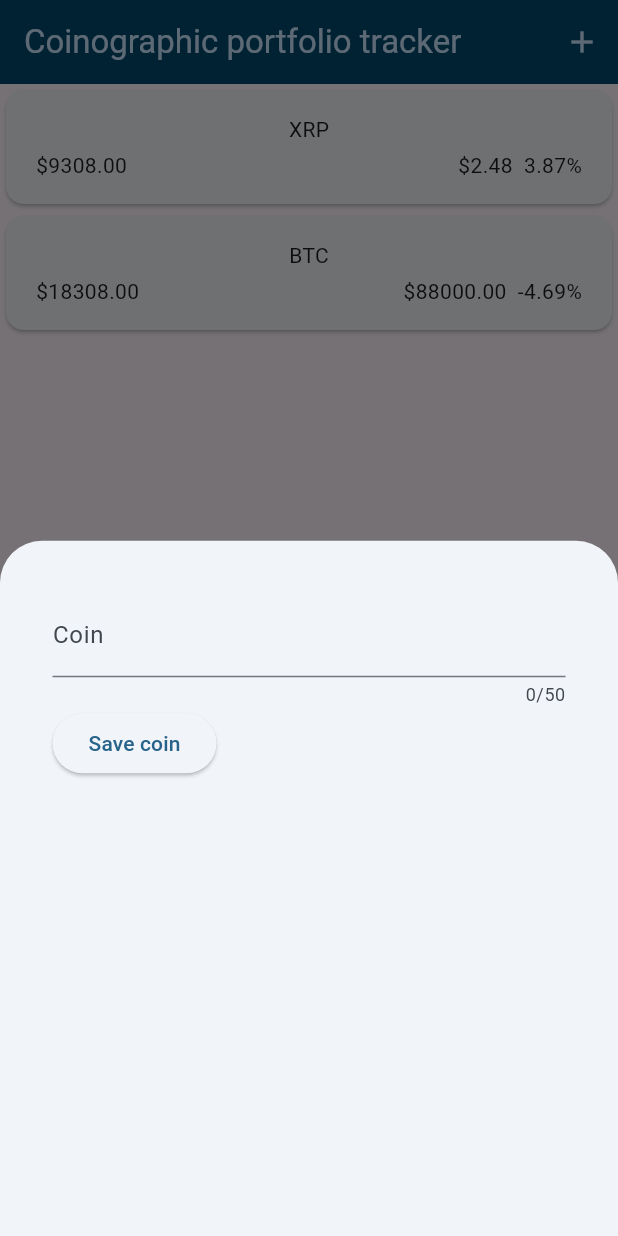
After one commit to Sant0sSilva/Coinography, a Flutter app: the screen it shows after launch, after a tap on the "add" icon, on a phone screen of 412 x 824 dp. The commit adds this screen. Run offline on Flutter 3.47's test engine with Material 3 defaults, Android fonts, the light colour scheme and no system bars.

Commit message:
small update

```diff
--- a/lib/coins.dart
+++ b/lib/coins.dart
@@ -1,3 +1,4 @@
+import 'package:coinography/new_coin.dart';
 import 'package:flutter/material.dart';
 import 'coin.dart';
 import 'coins_list.dart';
@@ -27,6 +28,10 @@ class _CoinsState extends State<Coins> {
         holdings: 18308),
   ];
 
+  void _openAddCoinOverlay() {
+    showModalBottomSheet(context: context, builder: (ctx) => NewCoin());
+  }
+
   @override
   Widget build(BuildContext context) {
     Widget mainContent = const Center(
@@ -35,7 +40,12 @@ class _CoinsState extends State<Coins> {
 
     return Scaffold(
       appBar: AppBar(
-        title: const Text('Coinographic portfolio tracker'),
+        title: const Text(
+            'Coinographic portfolio tracker'),
+        actions: [
+          IconButton(onPressed: _openAddCoinOverlay,
+              icon: const Icon(Icons.add))
+        ],
       ),
       body: Column(
         children: [
--- a/lib/current_work.dart
+++ b/lib/current_work.dart
@@ -1 +1,2 @@
-// building card to hold coin info on main page
+// building card to hold coin info on main page(add colours for plus or minus
+//create add coin function
--- /dev/null
+++ b/lib/new_coin.dart
@@ -0,0 +1,55 @@
+import 'package:flutter/material.dart';
+
+class NewCoin extends StatefulWidget {
+  const NewCoin({super.key});
+
+  @override
+  State<NewCoin> createState() {
+    return _NewCoin();
+  }
+}
+
+class _NewCoin extends State<NewCoin> {
+  final _coinTitleController = TextEditingController();
+  final _amountController = TextEditingController();
+
+  @override
+  void dispose() {
+    _coinTitleController.dispose();
+    super.dispose();
+  }
+
+  var _enteredCoinTitle = '';
+
+  void _saveCoinTitle(String inputValue) {
+    _enteredCoinTitle = inputValue;
+  }
+
+  @override
+  Widget build(BuildContext context) {
+    return Padding(
+      padding: const EdgeInsets.all(35),
+      child: Column(
+        children: [
+          TextField(
+            controller: _coinTitleController,
+            maxLength: 50,
+            decoration: const InputDecoration(
+              label: Text('Coin'),
+            ),
+          ),
+          Row(
+            children: [
+              ElevatedButton(
+                onPressed: () {
+                  print(_coinTitleController.text);
+                },
+                child: const Text('Save coin'),
+              ),
+            ],
+          )
+        ],
+      ),
+    );
+  }
+}
```
